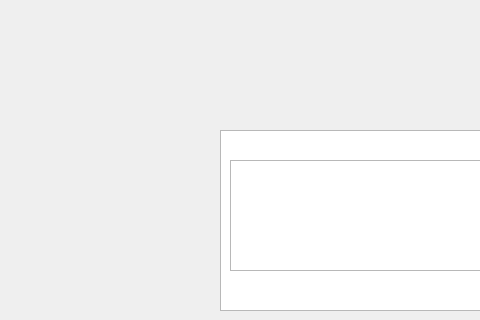
First picture: the form in code/mainwindow.ui, repository ahmadjazmawi1/3004-Project-Group-12, before the edit; both pictures show x 120 to 600 and y 0 to 320 of the 800 by 600 pixel window.
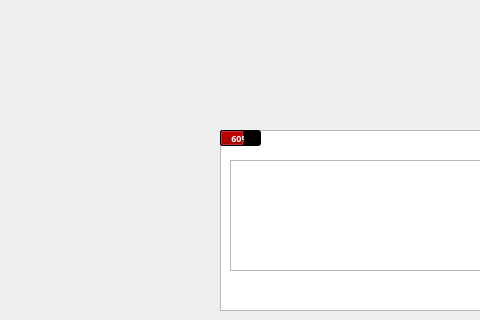
Second picture: the form after the edit. Icons and pictures are not drawn. Custom widgets are drawn as their Qt base class.

Commit message: added battery functionality and adjust power status

What changed in the file:
```diff
--- a/code/mainwindow.ui
+++ b/code/mainwindow.ui
@@ -252,7 +252,7 @@
      </property>
     </widget>
    </widget>
-   <widget class="QPushButton" name="pushButton">
+   <widget class="QPushButton" name="ChargeButton">
     <property name="geometry">
      <rect>
       <x>350</x>
@@ -273,6 +273,54 @@
      <string/>
     </property>
    </widget>
+   <widget class="QProgressBar" name="batteryLevel">
+    <property name="geometry">
+     <rect>
+      <x>340</x>
+      <y>130</y>
+      <width>41</width>
+      <height>16</height>
+     </rect>
+    </property>
+    <property name="font">
+     <font>
+      <family>Ubuntu Mono</family>
+      <pointsize>7</pointsize>
+      <weight>75</weight>
+      <italic>false</italic>
+      <bold>true</bold>
+      <kerning>true</kerning>
+     </font>
+    </property>
+    <property name="autoFillBackground">
+     <bool>false</bool>
+    </property>
+    <property name="styleSheet">
+     <string notr="true">selection-background-color: rgb(164, 0, 0);
+background-color: rgb(0, 0, 0);</string>
+    </property>
+    <property name="minimum">
+     <number>0</number>
+    </property>
+    <property name="value">
+     <number>60</number>
+    </property>
+    <property name="alignment">
+     <set>Qt::AlignLeading|Qt::AlignLeft|Qt::AlignVCenter</set>
+    </property>
+    <property name="textVisible">
+     <bool>true</bool>
+    </property>
+    <property name="orientation">
+     <enum>Qt::Horizontal</enum>
+    </property>
+    <property name="invertedAppearance">
+     <bool>false</bool>
+    </property>
+    <property name="format">
+     <string>%p%</string>
+    </property>
+   </widget>
    <zorder>label_7</zorder>
    <zorder>label</zorder>
    <zorder>screenDisplay</zorder>
@@ -285,7 +333,8 @@
    <zorder>backButton</zorder>
    <zorder>powerButton</zorder>
    <zorder>mainMenu</zorder>
-   <zorder>pushButton</zorder>
+   <zorder>ChargeButton</zorder>
+   <zorder>batteryLevel</zorder>
   </widget>
   <widget class="QMenuBar" name="menubar">
    <property name="geometry">
```
The commit also changes 3 other files.
